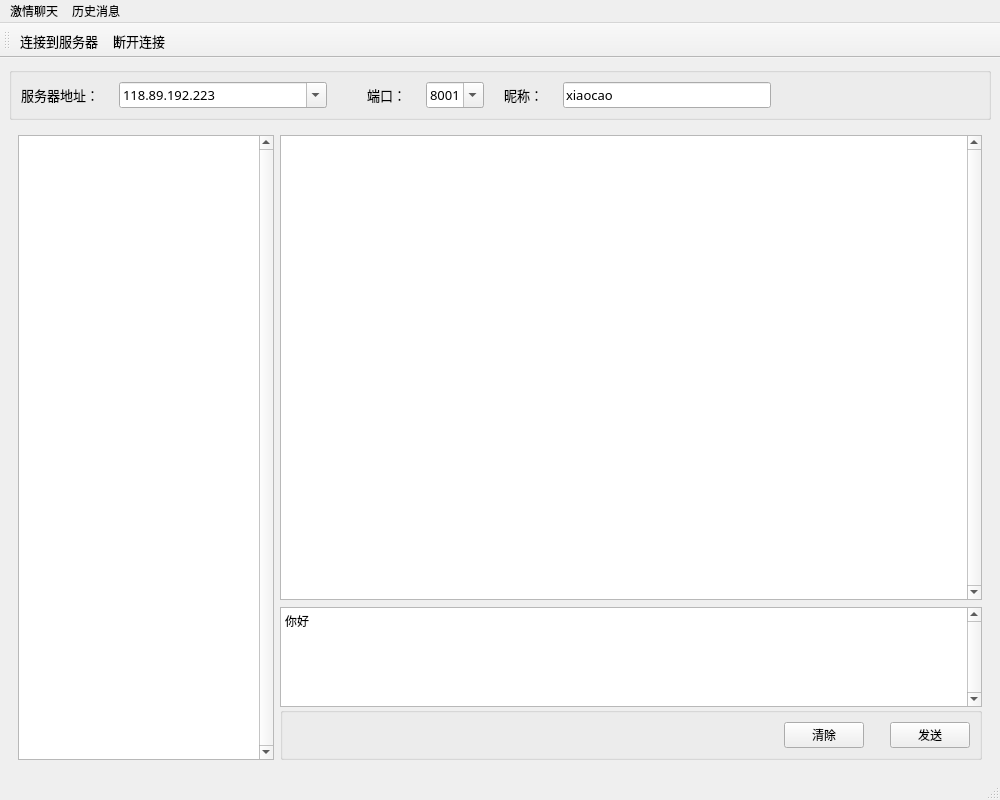
First picture: the form in Client/client_mainwindow.ui, repository nicexiaocao/chatting_room, before the edit.
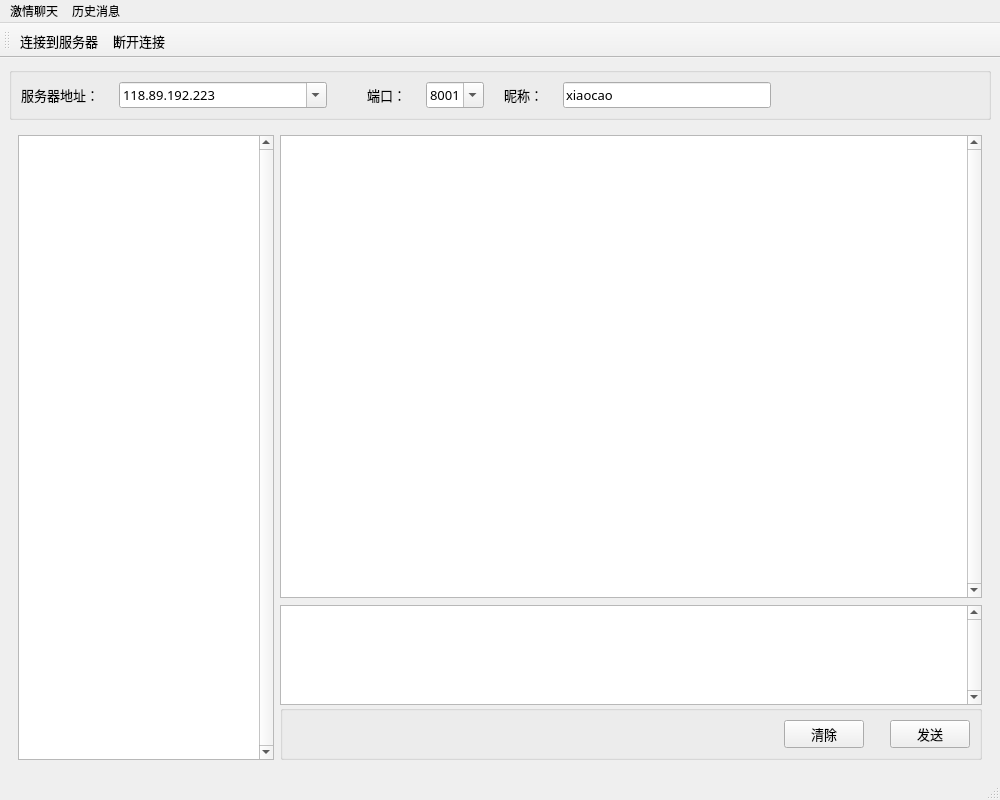
Second picture: the form after the edit. Icons and pictures are not drawn.

The edit to the form file:
```diff
--- a/Client/client_mainwindow.ui
+++ b/Client/client_mainwindow.ui
@@ -257,6 +257,14 @@
               <height>192</height>
              </size>
             </property>
+            <property name="font">
+             <font>
+              <pointsize>11</pointsize>
+             </font>
+            </property>
+            <property name="focusPolicy">
+             <enum>Qt::TabFocus</enum>
+            </property>
             <property name="frameShape">
              <enum>QFrame::StyledPanel</enum>
             </property>
@@ -309,6 +317,14 @@
                  <height>100</height>
                 </size>
                </property>
+               <property name="font">
+                <font>
+                 <pointsize>11</pointsize>
+                </font>
+               </property>
+               <property name="focusPolicy">
+                <enum>Qt::TabFocus</enum>
+               </property>
                <property name="verticalScrollBarPolicy">
                 <enum>Qt::ScrollBarAlwaysOn</enum>
                </property>
@@ -316,8 +332,8 @@
                 <string>&lt;!DOCTYPE HTML PUBLIC &quot;-//W3C//DTD HTML 4.0//EN&quot; &quot;http://www.w3.org/TR/REC-html40/strict.dtd&quot;&gt;
 &lt;html&gt;&lt;head&gt;&lt;meta name=&quot;qrichtext&quot; content=&quot;1&quot; /&gt;&lt;style type=&quot;text/css&quot;&gt;
 p, li { white-space: pre-wrap; }
-&lt;/style&gt;&lt;/head&gt;&lt;body style=&quot; font-family:'SimSun'; font-size:9pt; font-weight:400; font-style:normal;&quot;&gt;
-&lt;p style=&quot; margin-top:0px; margin-bottom:0px; margin-left:0px; margin-right:0px; -qt-block-indent:0; text-indent:0px;&quot;&gt;你好&lt;/p&gt;&lt;/body&gt;&lt;/html&gt;</string>
+&lt;/style&gt;&lt;/head&gt;&lt;body style=&quot; font-family:'SimSun'; font-size:11pt; font-weight:400; font-style:normal;&quot;&gt;
+&lt;p style=&quot;-qt-paragraph-type:empty; margin-top:0px; margin-bottom:0px; margin-left:0px; margin-right:0px; -qt-block-indent:0; text-indent:0px;&quot;&gt;&lt;br /&gt;&lt;/p&gt;&lt;/body&gt;&lt;/html&gt;</string>
                </property>
               </widget>
              </item>
@@ -360,6 +376,11 @@
                     <verstretch>0</verstretch>
                    </sizepolicy>
                   </property>
+                  <property name="font">
+                   <font>
+                    <pointsize>10</pointsize>
+                   </font>
+                  </property>
                   <property name="text">
                    <string>清除</string>
                   </property>
@@ -389,6 +410,11 @@
                     <verstretch>0</verstretch>
                    </sizepolicy>
                   </property>
+                  <property name="font">
+                   <font>
+                    <pointsize>10</pointsize>
+                   </font>
+                  </property>
                   <property name="text">
                    <string>发送</string>
                   </property>
```
Left out of the diff: 3 changed lines with no effect on the pictures.
